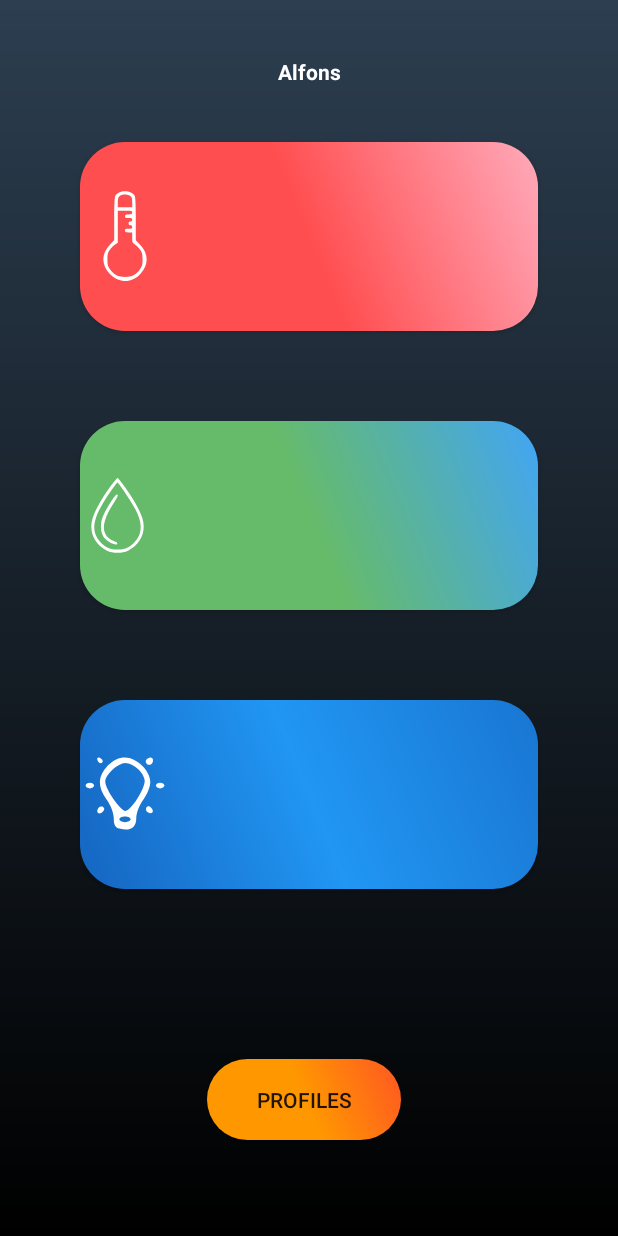
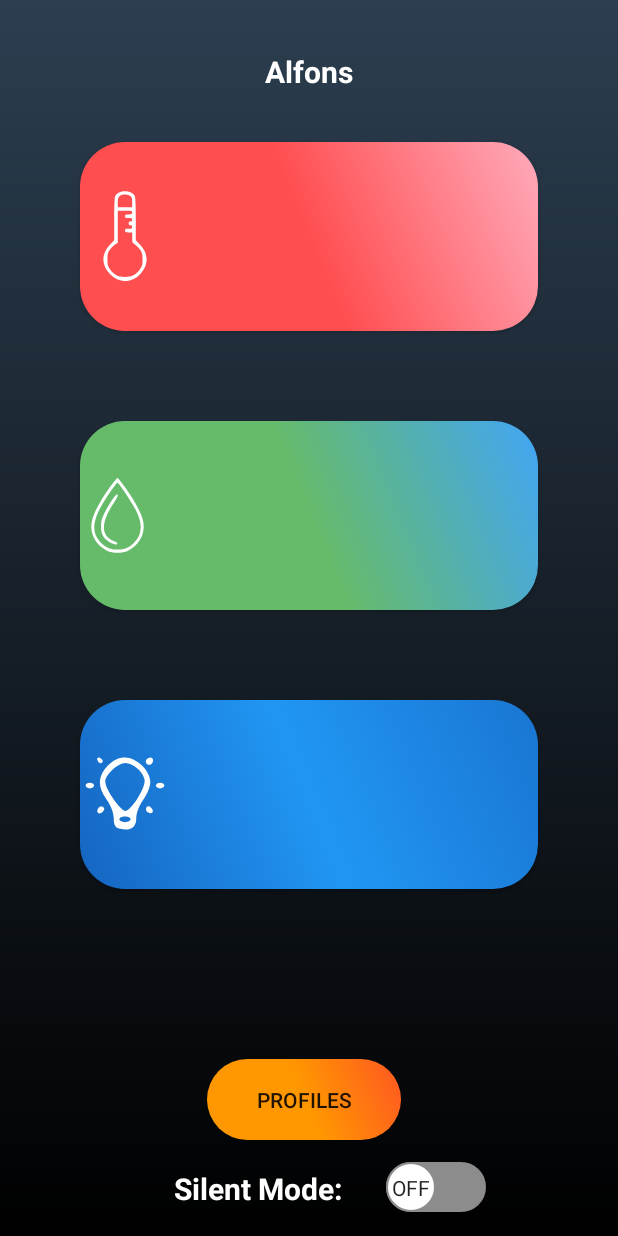
Before and after one commit to joelcelen/desk-buddy, an Android app: the screen it shows after launch (MainActivity), on a phone screen of 412 x 824 dp. Run offline under Robolectric (Android 15) with nearby library versions, the phone set to English and light mode, and no system bars; our stand-ins replace Firebase (no records; nobody signed in at launch, a user with empty details on screens opened directly); libraries missing offline, so code that uses them is left out: org.eclipse.paho; 2 statements that could not run were skipped.

Commit message:
Create on/off switch for notifications
This commit will add an on/off switch for silent mode/turning all notifications in the Wio on/off

```diff
--- a/deskBuddyApp/app/src/main/java/com/example/deskbuddyapp/MainActivity.java
+++ b/deskBuddyApp/app/src/main/java/com/example/deskbuddyapp/MainActivity.java
@@ -1,6 +1,7 @@
 package com.example.deskbuddyapp;
 
 import androidx.appcompat.app.AppCompatActivity;
+import androidx.appcompat.widget.SwitchCompat;
 
 
 import android.annotation.SuppressLint;
@@ -28,11 +29,16 @@ public class MainActivity extends AppCompatActivity {
 
     private TextView currentProfile;
 
+    private SwitchCompat switchButton;
+
     private TextView tempView;
     private TextView lightView;
     private TextView humView;
 
     DatabaseReference databaseNode;     //Firebase database
+
+    public MainActivity() {
+    }
 
     //method for creating and starting the app
     @SuppressLint("MissingInflatedId")
@@ -61,12 +67,14 @@ public class MainActivity extends AppCompatActivity {
         lightButton = findViewById(R.id.light_button);
         humButton = findViewById(R.id.hum_button);
         profilesButton = findViewById(R.id.profiles_button);
+        switchButton = findViewById(R.id.switch_button);
 
         //Initialise listeners for if button is clicked --> call corresponding method
         tempButton.setOnClickListener(view -> openTemperatureView());
         lightButton.setOnClickListener(view -> openLightView());
         humButton.setOnClickListener(view -> openHumidityView());
         profilesButton.setOnClickListener(view ->openProfilesView());
+        switchButton.setOnCheckedChangeListener((buttonView, isChecked) -> handleSwitchStateChange(isChecked));
 
         //Current room profile
         RoomProfile roomProfile = new RoomProfile();
@@ -144,4 +152,17 @@ public class MainActivity extends AppCompatActivity {
         databaseNode.child(key).child("timestamp").setValue(timeStamp); //insert child timestamp
         databaseNode.child(key).child(pathString).setValue(sensorValue); //insert child sensor_value
     }
+
+    //publishes message to Wio terminal depending on if silent mode is on/off, to set the timing interval of notifications received to on/off
+    public void handleSwitchStateChange(boolean isChecked) {
+        // Handle the switch button changes to publish message to Wio
+        if (isChecked) {
+            // Switch is ON
+            publishMsg(Topics.TIMING_PUB.getTopic(), "0");
+        } else {
+            // Switch is OFF
+            publishMsg(Topics.TIMING_PUB.getTopic(), "7");
+
+        }
+    }
 }
--- a/deskBuddyApp/app/src/main/java/com/example/deskbuddyapp/Topics.java
+++ b/deskBuddyApp/app/src/main/java/com/example/deskbuddyapp/Topics.java
@@ -10,7 +10,8 @@ public enum Topics {
     TEMP_PUB("deskBuddy/app/setTemperature"), //publish temperature preferences to Wio terminal
     HUMIDITY_PUB("deskBuddy/setHumidity"), //publish humidity preferences to Wio terminal
     NOTIFICATION_PUB("deskBuddy/app/setNotification"), //publish notification preferences to Wio terminal
-    MOTIVATION_PUB("deskBuddy/app/setMotivation"); //publish motivation message preferences to Wio terminal
+    MOTIVATION_PUB("deskBuddy/app/setMotivation"), //publish motivation message preferences to Wio terminal
+    TIMING_PUB("deskBuddy/app/setTiming"); //sets notifications to on or off
     //MOOD_PUB("deskBuddy/app/setMood"); //publish mood preferences to Wio terminal might be needed in future but not for now
  //   TIMING_PUB("deskBuddy/app/setTiming"); //publish timing to Wio terminal, might be needed in future but not for now
     private final String topic;
--- /dev/null
+++ b/deskBuddyApp/app/src/main/res/drawable/thumb.xml
@@ -0,0 +1,23 @@
+<selector xmlns:android="http://schemas.android.com/apk/res/android">
+
+    <item android:state_checked="true">
+        <shape android:shape="oval">
+            <solid android:color="@android:color/white"/>
+            <stroke android:width="1dp"
+                android:color="#34c759"/>
+            <size android:width="33dp"
+                android:height="33dp"/>
+        </shape>
+    </item>
+
+    <item android:state_checked="false">
+        <shape android:shape="oval">
+            <solid android:color="@android:color/white"/>
+            <stroke android:width="1dp"
+                android:color="#8c8c8c"/>
+            <size android:width="33dp"
+                android:height="33dp"/>
+        </shape>
+    </item>
+
+</selector>
--- /dev/null
+++ b/deskBuddyApp/app/src/main/res/drawable/track.xml
@@ -0,0 +1,23 @@
+<selector xmlns:android="http://schemas.android.com/apk/res/android">
+
+    <item android:state_checked="true">
+        <shape android:shape="rectangle">
+            <solid android:color="#34c759"/>
+            <corners android:radius="26dp"/>
+            <stroke android:width="1dp"
+                android:color="#8c8c8c"/>
+            <size android:height="13dp"/>
+        </shape>
+    </item>
+
+    <item android:state_checked="false">
+        <shape android:shape="rectangle">
+            <solid android:color="#FF8C8C8C"/>
+            <corners android:radius="26dp"/>
+            <stroke android:width="1dp"
+                android:color="#8c8c8c"/>
+            <size android:height="13dp"/>
+        </shape>
+    </item>
+
+</selector>
--- a/deskBuddyApp/app/src/main/res/layout/activity_main.xml
+++ b/deskBuddyApp/app/src/main/res/layout/activity_main.xml
@@ -112,9 +112,40 @@
             android:textColor="#FFFFFF"
             android:gravity="center"
             android:textStyle="bold"
+            android:textSize="20sp"
             app:layout_constraintBottom_toTopOf="@+id/temp_button"
             app:layout_constraintEnd_toEndOf="parent"
             app:layout_constraintStart_toStartOf="parent"
             app:layout_constraintTop_toTopOf="parent" />
 
+        <TextView
+            android:id="@+id/textSilentMode"
+            android:layout_width="wrap_content"
+            android:layout_height="wrap_content"
+            android:layout_marginStart="116dp"
+            android:text="@string/silent_mode"
+            android:textColor="@android:color/white"
+            android:textSize="20sp"
+            android:gravity="center"
+            android:textStyle="bold"
+            app:layout_constraintBottom_toBottomOf="parent"
+            app:layout_constraintStart_toStartOf="parent"
+            app:layout_constraintTop_toTopOf="parent"
+            app:layout_constraintVertical_bias="0.977" />
+
+        <androidx.appcompat.widget.SwitchCompat
+            android:id="@+id/switch_button"
+            android:layout_width="wrap_content"
+            android:layout_height="wrap_content"
+            android:layout_marginEnd="88dp"
+            android:layout_marginBottom="16dp"
+            android:textOff="@string/off"
+            android:textOn="@string/on"
+            android:thumb="@drawable/thumb"
+            app:layout_constraintBottom_toBottomOf="parent"
+            app:layout_constraintEnd_toEndOf="parent"
+            app:showText="true"
+            app:track="@drawable/track"
+            />
+
 </androidx.constraintlayout.widget.ConstraintLayout>
--- a/deskBuddyApp/app/src/main/res/values/colors.xml
+++ b/deskBuddyApp/app/src/main/res/values/colors.xml
@@ -7,7 +7,8 @@
     <color name="teal_700">#FF018786</color>
     <color name="black">#FF000000</color>
     <color name="white">#FFFFFFFF</color>
-    <color name="red">#FF4E50</color>
+    <color name="green_track_color">#2ADE4C</color>
+    <color name="red_track_color">#FF4E50</color>
     android:endColor="#FFAABB"
     android:centerColor="#FF4E50"
 </resources>
--- a/deskBuddyApp/app/src/main/res/values/strings.xml
+++ b/deskBuddyApp/app/src/main/res/values/strings.xml
@@ -1,3 +1,6 @@
 <resources>
     <string name="app_name">Desk Buddy</string>
+    <string name="on">ON</string>
+    <string name="off">OFF</string>
+    <string name="silent_mode">Silent Mode:</string>
 </resources>
```
